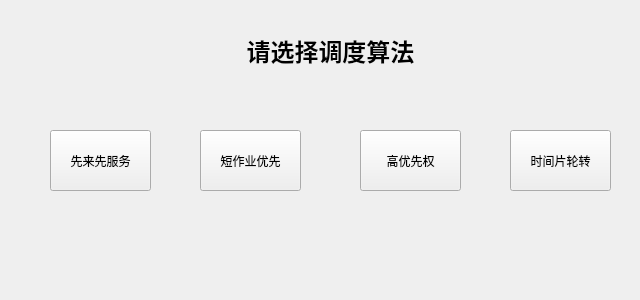
Above: choosealgo.ui from EASYGOING45/Kylin-CTenet-OS_Design before the change. Below: the same form after it.
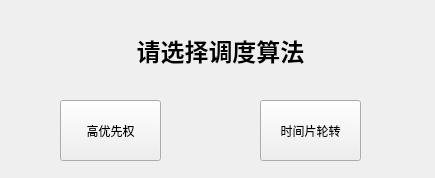
That is the form after the change.

```diff
--- a/choosealgo.ui
+++ b/choosealgo.ui
@@ -6,8 +6,8 @@
    <rect>
     <x>0</x>
     <y>0</y>
-    <width>640</width>
-    <height>300</height>
+    <width>435</width>
+    <height>178</height>
    </rect>
   </property>
   <property name="windowTitle">
@@ -16,7 +16,7 @@
   <widget class="QLabel" name="label">
    <property name="geometry">
     <rect>
-     <x>230</x>
+     <x>120</x>
      <y>10</y>
      <width>201</width>
      <height>81</height>
@@ -26,24 +26,11 @@
     <string>&lt;html&gt;&lt;head/&gt;&lt;body&gt;&lt;p align=&quot;center&quot;&gt;&lt;span style=&quot; font-size:18pt; font-weight:600;&quot;&gt;请选择调度算法&lt;/span&gt;&lt;/p&gt;&lt;/body&gt;&lt;/html&gt;</string>
    </property>
   </widget>
-  <widget class="QPushButton" name="btn_FCFS">
-   <property name="geometry">
-    <rect>
-     <x>50</x>
-     <y>130</y>
-     <width>101</width>
-     <height>61</height>
-    </rect>
-   </property>
-   <property name="text">
-    <string>先来先服务</string>
-   </property>
-  </widget>
   <widget class="QPushButton" name="btn_SF">
    <property name="geometry">
     <rect>
-     <x>200</x>
-     <y>130</y>
+     <x>160</x>
+     <y>180</y>
      <width>101</width>
      <height>61</height>
     </rect>
@@ -55,8 +42,8 @@
   <widget class="QPushButton" name="btn_HPF">
    <property name="geometry">
     <rect>
-     <x>360</x>
-     <y>130</y>
+     <x>60</x>
+     <y>100</y>
      <width>101</width>
      <height>61</height>
     </rect>
@@ -68,8 +55,8 @@
   <widget class="QPushButton" name="btn_RR">
    <property name="geometry">
     <rect>
-     <x>510</x>
-     <y>130</y>
+     <x>260</x>
+     <y>100</y>
      <width>101</width>
      <height>61</height>
     </rect>
```
